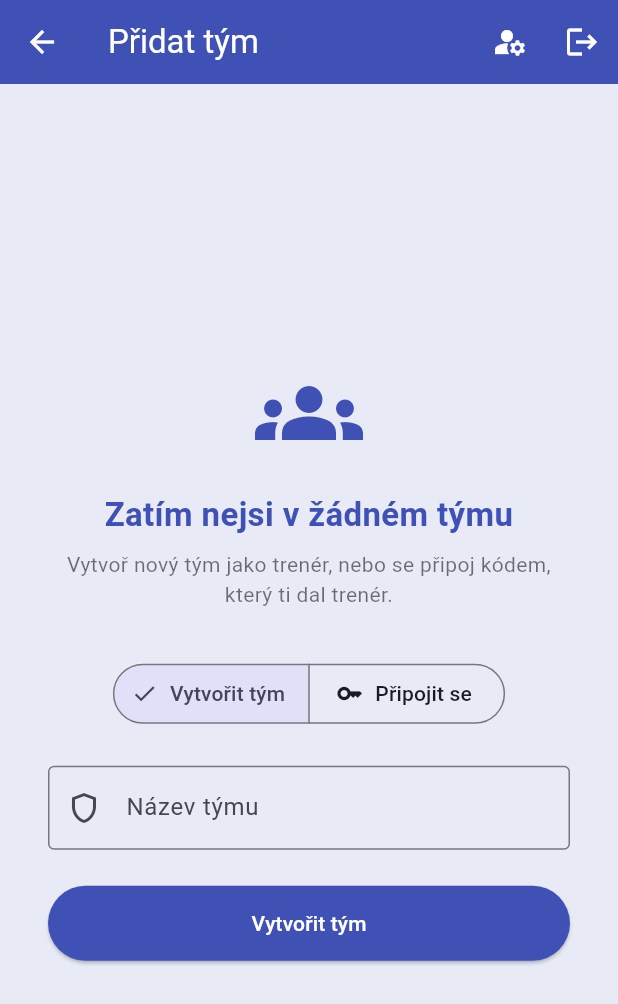
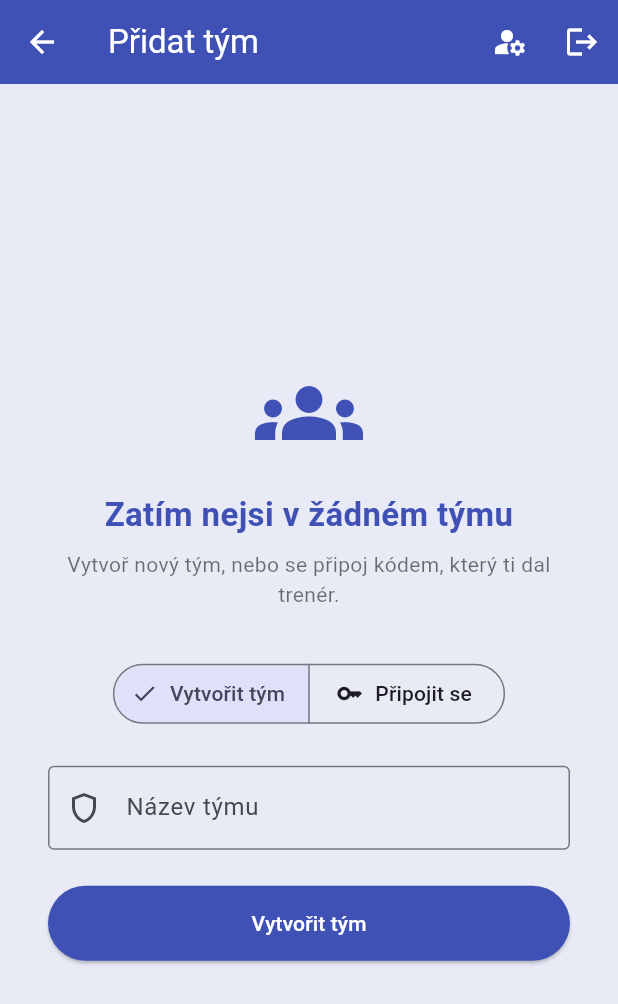
Before and after one commit to matejko4/TrenApp, a Flutter app: the TeamSetupScreen screen opened directly, on a phone screen of 412 x 824 dp. Shown: the top 1004 px of the screen. Run offline on Flutter 3.47's test engine with Material 3 defaults, Android fonts, the phone set to English and light mode, and no system bars; our stand-ins replace cloud_firestore, firebase_auth, firebase_core, google_sign_in; accounts and stored records are empty; generated files the repository leaves out were written again.

Commit message:
uprava_textu

```diff
--- a/lib/screens/team_setup_screen.dart
+++ b/lib/screens/team_setup_screen.dart
@@ -44,10 +44,6 @@ class _TeamSetupScreenState extends State<TeamSetupScreen> {
         await _teamService.joinTeamByCode(_codeController.text);
       }
       if (mounted) {
-        // Pokud je obrazovka na vrcholu navigačního zásobníku (přidávání
-        // dalšího týmu z HomeScreen), vrátíme se zpět. Pokud je vykreslená
-        // rovnou jako root (uživatel bez týmu), není co zavírat a RootGate
-        // se sám přepne na HomeScreen.
         Navigator.of(context).maybePop();
       }
     } catch (e) {
@@ -97,7 +93,7 @@ class _TeamSetupScreenState extends State<TeamSetupScreen> {
                 ),
                 const SizedBox(height: 8),
                 const Text(
-                  'Vytvoř nový tým jako trenér, nebo se připoj kódem, který ti dal trenér.',
+                  'Vytvoř nový tým, nebo se připoj kódem, který ti dal trenér.',
                   textAlign: TextAlign.center,
                   style: TextStyle(color: Colors.black54),
                 ),
@@ -128,7 +124,7 @@ class _TeamSetupScreenState extends State<TeamSetupScreen> {
                     textCapitalization: TextCapitalization.words,
                     decoration: const InputDecoration(
                       labelText: 'Název týmu',
-                      hintText: 'např. FC Sokol Praha',
+                      hintText: 'např. AC Sparta Praha',
                       border: OutlineInputBorder(),
                       prefixIcon: Icon(Icons.shield_outlined),
                     ),
@@ -139,7 +135,7 @@ class _TeamSetupScreenState extends State<TeamSetupScreen> {
                     textCapitalization: TextCapitalization.characters,
                     decoration: const InputDecoration(
                       labelText: 'Kód týmu',
-                      hintText: 'např. AB12CD',
+                      hintText: 'např. AB12CD34',
                       border: OutlineInputBorder(),
                       prefixIcon: Icon(Icons.vpn_key_outlined),
                     ),
--- a/lib/services/auth_service.dart
+++ b/lib/services/auth_service.dart
@@ -145,7 +145,6 @@ class AuthService {
     }
   }
 
-  /// Pošle na e-mail uživatele odkaz pro obnovení hesla.
   Future<void> sendPasswordReset() async {
     final email = _auth.currentUser?.email;
     if (email == null) throw Exception('Účet nemá e-mail');
```
Also changed, not shown: 1 other file.
